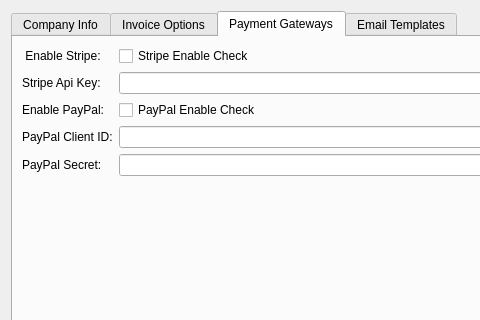
Before: the Qt Designer form settingsdialog.ui in rahma159/application, drawn with Qt 5; both pictures show x 0 to 480 and y 0 to 320 of the 749 by 568 pixel window.
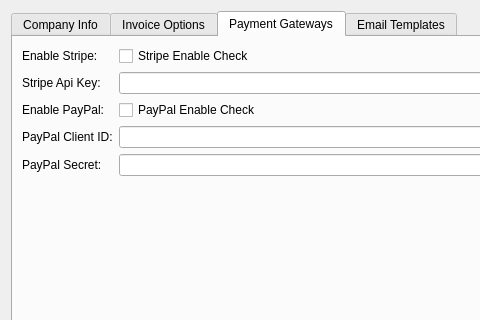
After: the same form once the commit is applied. The open tabs and pages were chosen to show the change.

```diff
--- a/settingsdialog.ui
+++ b/settingsdialog.ui
@@ -252,7 +252,7 @@
            <item row="0" column="0">
             <widget class="QLabel" name="stripeEnableLabel">
              <property name="text">
-              <string> Enable Stripe:</string>
+              <string>Enable Stripe:</string>
              </property>
             </widget>
            </item>
```
